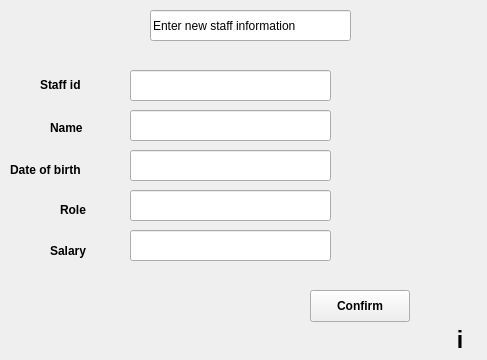
Qt form addstaff.ui (TNT57/FootballClubManagementSystem) before a commit.
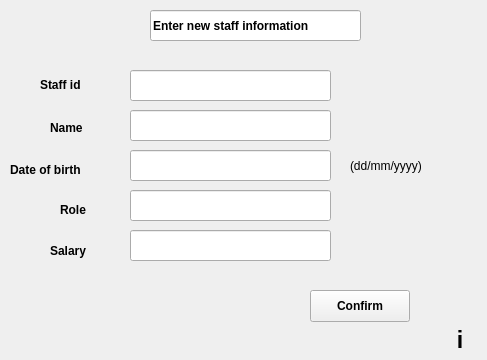
The same form after that commit.

```diff
--- a/addstaff.ui
+++ b/addstaff.ui
@@ -198,10 +198,15 @@
     <rect>
      <x>150</x>
      <y>10</y>
-     <width>201</width>
+     <width>211</width>
      <height>31</height>
     </rect>
    </property>
+   <property name="font">
+    <font>
+     <bold>true</bold>
+    </font>
+   </property>
    <property name="text">
     <string>Enter new staff information</string>
    </property>
@@ -209,6 +214,19 @@
     <bool>true</bool>
    </property>
   </widget>
+  <widget class="QLabel" name="label_2">
+   <property name="geometry">
+    <rect>
+     <x>350</x>
+     <y>150</y>
+     <width>111</width>
+     <height>31</height>
+    </rect>
+   </property>
+   <property name="text">
+    <string>(dd/mm/yyyy)</string>
+   </property>
+  </widget>
  </widget>
  <resources/>
  <connections/>
```
Left out of the diff: 6 changed lines with no effect on the pictures.
